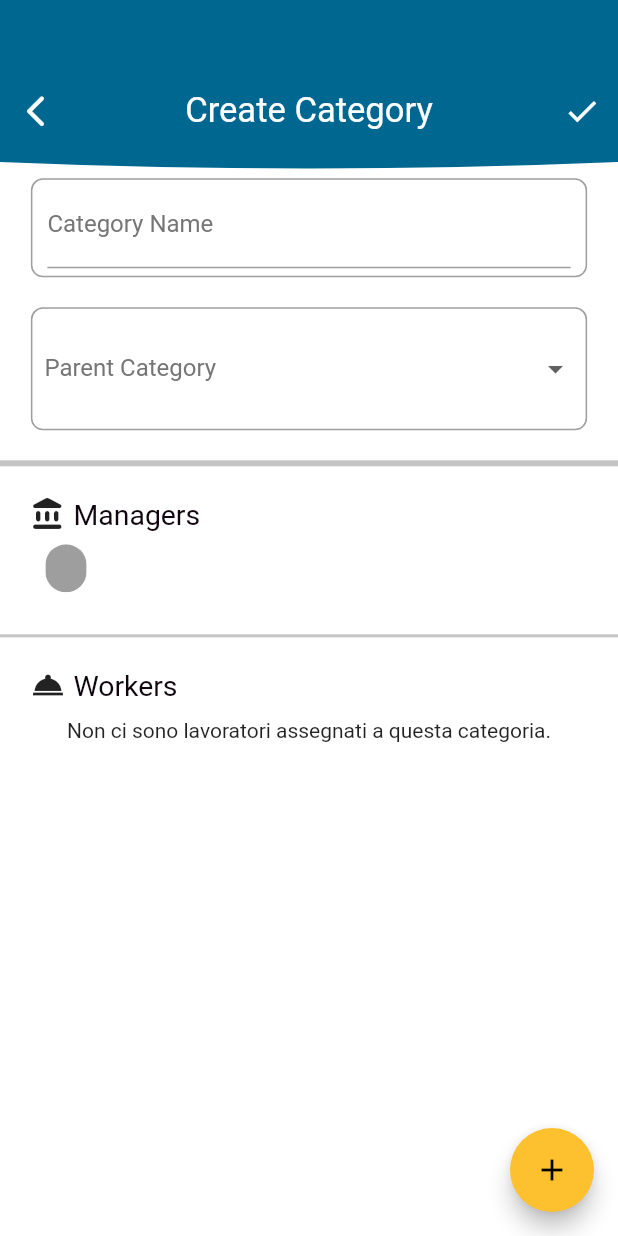
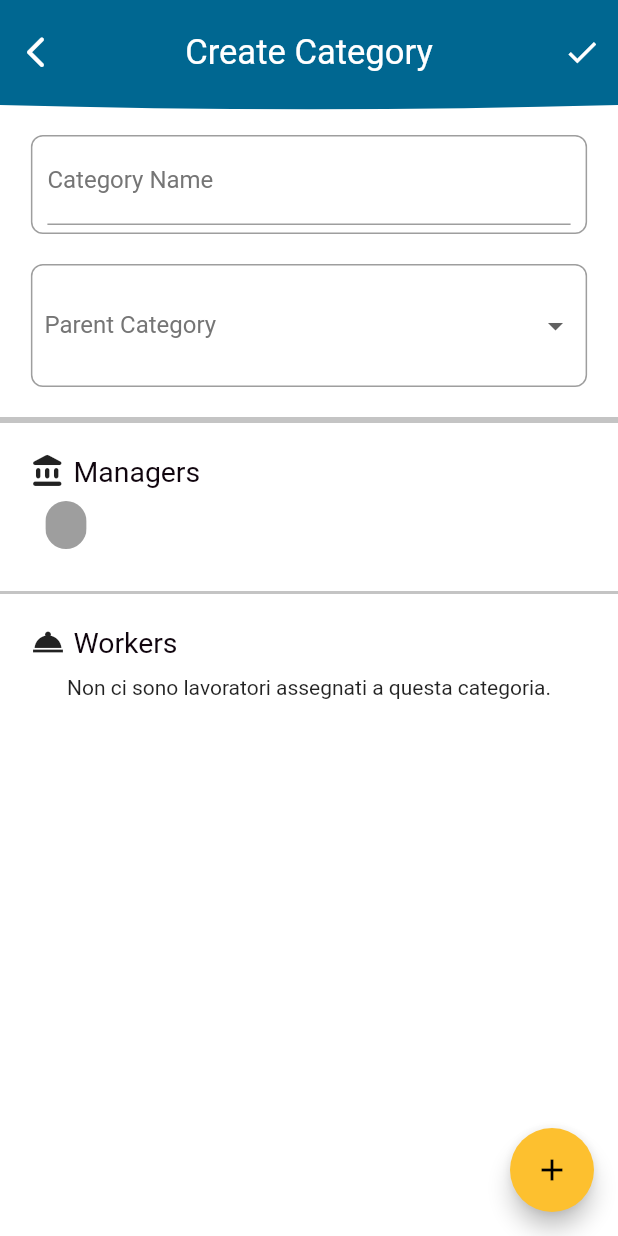
Before and after one commit to theoptimumcompany/buytime, a Flutter app: the UI_CreateCategory screen opened directly, on a phone screen of 412 x 824 dp. Run offline on Flutter 3.47's test engine with Material 2 defaults, Android fonts, the phone set to English and light mode, and no system bars; our stand-ins replace badges, cloud_firestore, device_info, email_validator, firebase_auth, firebase_core and 17 more; missing offline and left inert: firebase, flutter_facebook_login, flutter_pdfview, flutter_redux_navigation, flutter_web_image_picker, nfc_in_flutter and 2 more; accounts and stored records are empty.

Commit message:
Universal Height Appbar

```diff
--- a/lib/main.dart
+++ b/lib/main.dart
@@ -50,7 +50,8 @@ void main() {
     UserRequestService(),
     UserEditField(),
     CategoryRequestService(),
-    CategoryInviteService(),
+    CategoryInviteManagerService(),
+    CategoryInviteWorkerService(),
     CategoryUpdateService(),
     CategoryCreateService(),
     CategoryDeleteService(),
--- a/lib/reblox/model/object_state.dart
+++ b/lib/reblox/model/object_state.dart
@@ -1,6 +1,7 @@
 class ObjectState {
   String name;
   String surname;
+  String mail;
   String id;
   int level;
   String business_thumbnail;
@@ -9,6 +10,7 @@ class ObjectState {
   ObjectState({
     this.name = "",
     this.surname = "",
+    this.mail = "",
     this.id = "",
     this.level = 0,
     this.business_thumbnail = "",
@@ -18,6 +20,7 @@ class ObjectState {
   ObjectState.fromJson(Map<String, dynamic> json)
       : name = json['name'],
         surname = json['surname'],
+        mail = json['mail'],
         id = json['id'],
         business_thumbnail = json['business_thumbnail'],
         level = json['level'],
@@ -26,6 +29,7 @@ class ObjectState {
   Map<String, dynamic> toJson() => {
         'name': name,
         'surname': surname,
+        'mail': mail,
         'id': id,
         'level': level,
         'business_thumbnail': business_thumbnail,
--- a/lib/reblox/reducer/category_reducer.dart
+++ b/lib/reblox/reducer/category_reducer.dart
@@ -143,20 +143,21 @@ class AddCategoryManager {
   ObjectState get manager => _manager;
 }
 
+class AddCategoryWorker {
+  ObjectState _worker;
+
+  AddCategoryWorker(this._worker);
+
+  ObjectState get worker => _worker;
+}
+
+
 class SetCategoryBusinessId {
   String _businessId;
 
   SetCategoryBusinessId(this._businessId);
 
   String get businessId => _businessId;
-}
-
-class AddCategoryWorker {
-  List<ObjectState> _worker;
-
-  AddCategoryWorker(this._worker);
-
-  List<ObjectState> get worker => _worker;
 }
 
 CategoryState categoryReducer(CategoryState state, action) {
@@ -186,13 +187,13 @@ CategoryState categoryReducer(CategoryState state, action) {
     categoryState.manager.add(action.manager);
     return categoryState;
   }
+  if (action is AddCategoryWorker) {
+    categoryState.worker.add(action.worker);
+    return categoryState;
+  }
   if (action is SetCategoryBusinessId) {
     categoryState.businessId = action.businessId;
     print(categoryState.businessId);
-    return categoryState;
-  }
-  if (action is AddCategoryWorker) {
-    categoryState.worker = action.worker;
     return categoryState;
   }
   if (action is CategoryChanged) {
--- a/lib/reusable/appbar/manager_buytime_appbar.dart
+++ b/lib/reusable/appbar/manager_buytime_appbar.dart
@@ -4,7 +4,7 @@ import 'package:flutter/material.dart';
 
 class BuyTimeAppbarManager extends StatelessWidget implements PreferredSizeWidget {
   List<Widget> children = [];
-  final double _preferredHeight = 200.0;
+  final double _preferredHeight = 70.0;
   double width;
   double height;
 
@@ -16,28 +16,18 @@ class BuyTimeAppbarManager extends StatelessWidget implements PreferredSizeWidge
 
   @override
   Widget build(BuildContext context) {
-    var media = MediaQuery.of(context).size;
-    var mediaHeight = media.height;
-    var mediaWidth = media.width;
+    final double statusbarHeight = MediaQuery.of(context).padding.top;
     return Container(
-      height: mediaHeight * 0.12,
-      child: Column(
-        children: [
-          CustomPaint(
-            painter: ContainerShapeBottomCircle(
-              Color.fromRGBO(0, 103, 145, 1.0),
-            ),
-            child: Padding(
-                padding: const EdgeInsets.only(top: 50.0, bottom: 10.0),
-                child: Row(
-                  mainAxisAlignment: MainAxisAlignment.spaceBetween,
-                  children: children
-              ),
-            ),
-    ),
-        ],
-      )
-    );
+        height: statusbarHeight + _preferredHeight,
+        child: CustomPaint(
+          painter: ContainerShapeBottomCircle(
+            Color.fromRGBO(0, 103, 145, 1.0),
+          ),
+          child: Padding(
+            padding: new EdgeInsets.only(top: statusbarHeight),
+            child: Row(mainAxisAlignment: MainAxisAlignment.spaceBetween, children: children),
+          ),
+        ));
   }
 
   @override
```
Also changed, not shown: lib/UI/management/business/UI_M_business.dart (+1 -17 lines), lib/UI/management/category/UI_create_category.dart (+31 -25 lines), lib/reusable/appbar/user_buytime_appbar.dart (+4 -6 lines), lib/services/category_service_epic.dart (+28 -47 lines).
